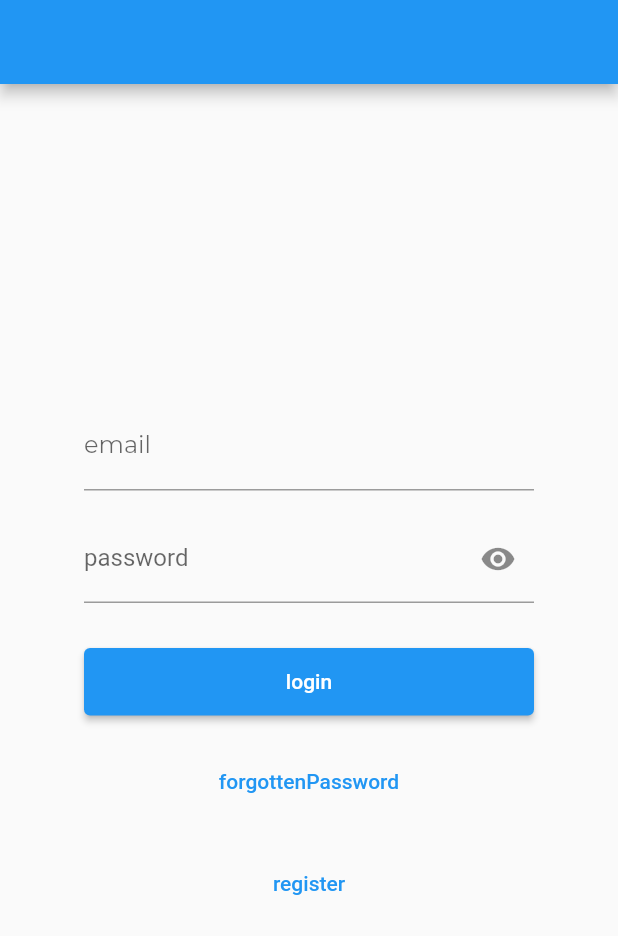
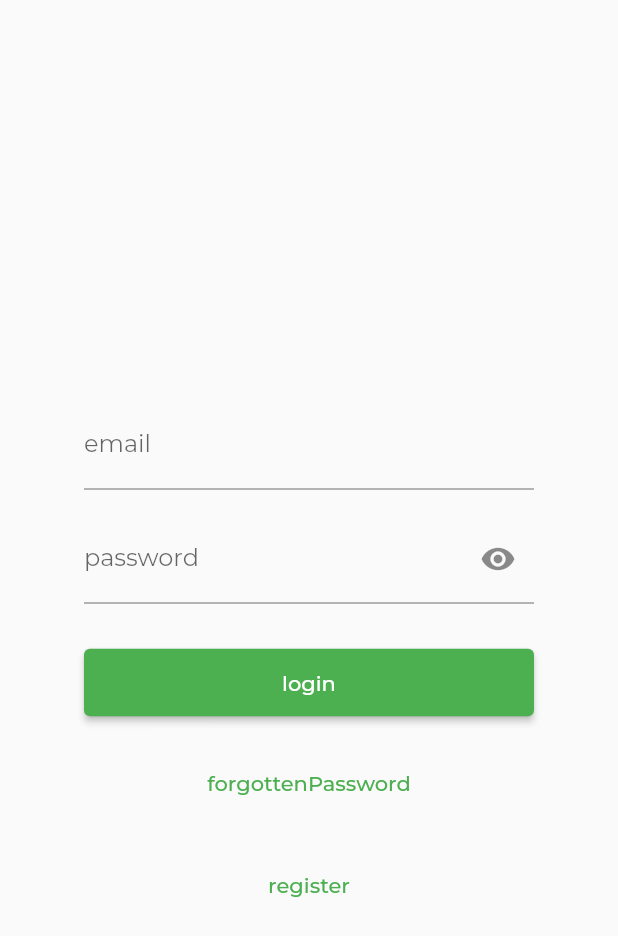
Before and after one commit to brickbit/politech_manager, a Flutter app: the screen it shows after launch, on a phone screen of 412 x 824 dp. Shown: the top 936 px of the screen. Run offline on Flutter 3.47's test engine with Material 2 defaults, Android fonts, the phone set to English and light mode, and no system bars; our stand-ins replace either_dart, get, google_fonts.

Commit message:
feat: added themes

```diff
--- /dev/null
+++ b/lib/app/views/themes/themes.dart
@@ -0,0 +1,40 @@
+
+import 'package:flutter/material.dart';
+import 'package:google_fonts/google_fonts.dart';
+
+class AppThemes {
+  static final light = ThemeData.light().copyWith(
+    textTheme: ThemeData.light().textTheme.apply(
+        bodyColor: Colors.black54,
+        fontFamily: GoogleFonts.montserrat().fontFamily),
+    appBarTheme: const AppBarTheme().copyWith(
+        backgroundColor: Colors.transparent,
+        titleTextStyle:
+        GoogleFonts.montserrat(fontSize: 18.0, color: Colors.black54),
+        actionsIconTheme: const IconThemeData(color: Colors.black54),
+        iconTheme: const IconThemeData(color: Colors.black54),
+        elevation: 0.0),
+    floatingActionButtonTheme:
+    const FloatingActionButtonThemeData(foregroundColor: Colors.black),
+    colorScheme: ThemeData.light()
+        .colorScheme
+        .copyWith(primary: Colors.green, secondary: Colors.amber),
+  );
+  static final dark = ThemeData.dark().copyWith(
+    textTheme: ThemeData.light().textTheme.apply(
+        bodyColor: Colors.white,
+        fontFamily: GoogleFonts.montserrat().fontFamily),
+    appBarTheme: const AppBarTheme().copyWith(
+        backgroundColor: Colors.transparent,
+        titleTextStyle:
+        GoogleFonts.montserrat(fontSize: 18.0, color: Colors.white),
+        actionsIconTheme: const IconThemeData(color: Colors.white),
+        iconTheme: const IconThemeData(color: Colors.white),
+        elevation: 0.0),
+    floatingActionButtonTheme:
+    const FloatingActionButtonThemeData(foregroundColor: Colors.white),
+    colorScheme: ThemeData.light()
+        .colorScheme
+        .copyWith(primary: Colors.green, secondary: Colors.amber),
+  );
+}
--- a/lib/main.dart
+++ b/lib/main.dart
@@ -4,6 +4,7 @@ import 'package:flutter/material.dart';
 import 'package:get/get.dart';
 
 import 'app/navigation/app_pages.dart';
+import 'app/views/themes/themes.dart';
 
 Future<void> main() async {
   WidgetsFlutterBinding.ensureInitialized();
@@ -23,7 +24,7 @@ class EpccApp extends StatelessWidget {
       //logWriterCallback: Logger.write,
       initialRoute: AppPages.initial,
       getPages: AppPages.routes,
-      //theme: AppThemes.light,
+      theme: AppThemes.light,
       //translations: LocalizationService(),
     );
   }
```
